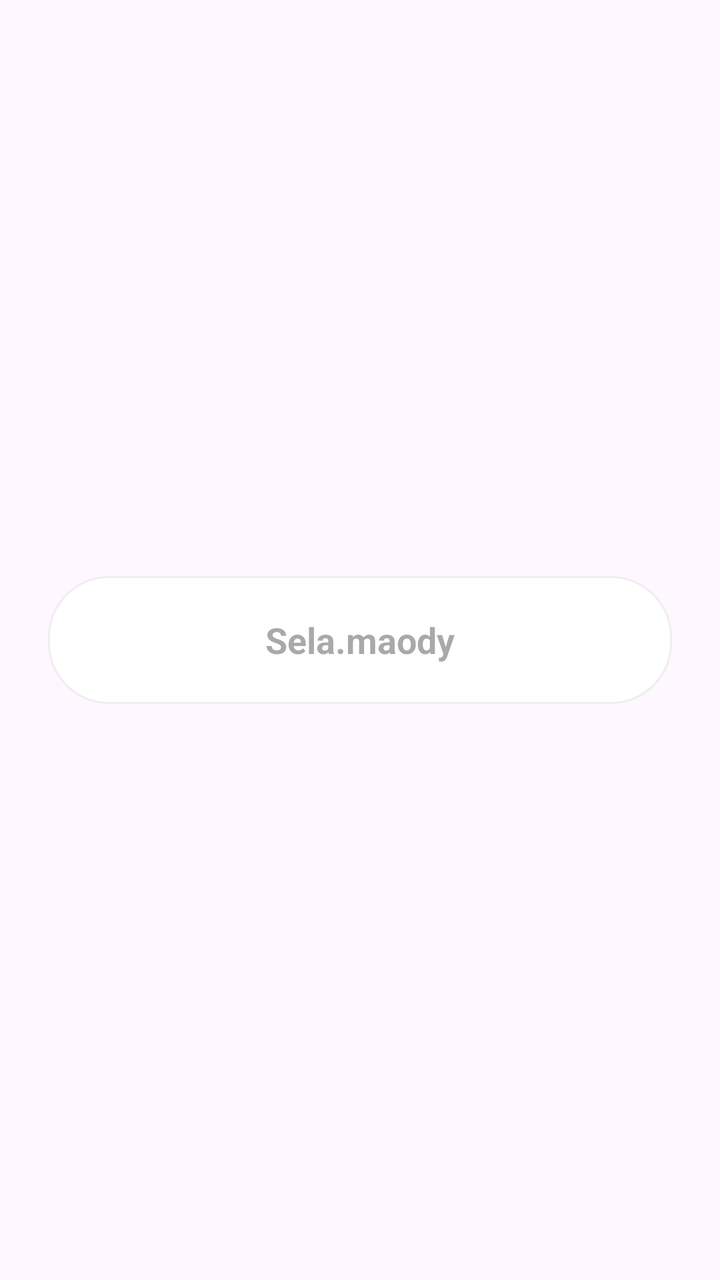
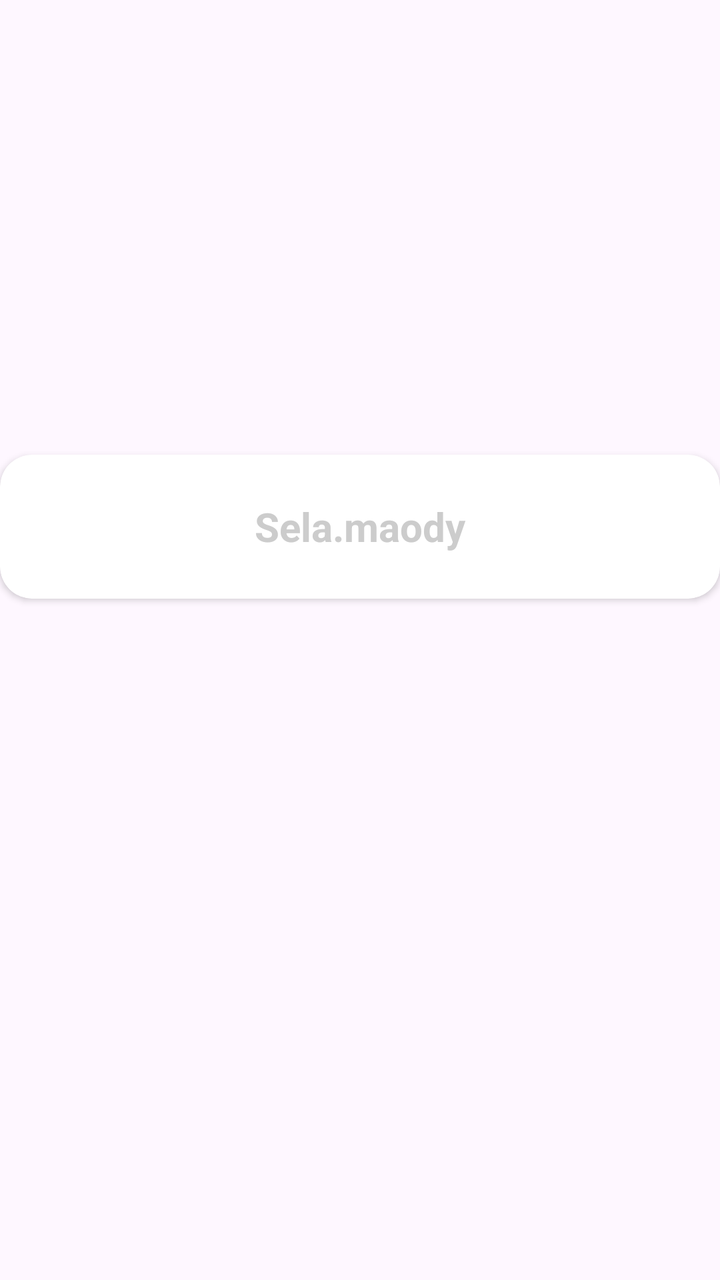

Two renders of the same Android screen: before a commit and after it. Below are the layout's source before the change and the commit's diff.
<!-- AndroidManifest.xml: application theme Theme.TrackerSiklusMenstruasi -->
<!-- res/layout/view_setup_name.xml -->
<?xml version="1.0" encoding="utf-8"?>
<LinearLayout xmlns:android="http://schemas.android.com/apk/res/android"
    android:layout_width="match_parent"
    android:layout_height="match_parent"
    android:gravity="center"
    android:orientation="vertical"
    android:padding="24dp">

    <EditText
        android:id="@+id/etName"
        android:layout_width="match_parent"
        android:layout_height="64dp"
        android:background="@drawable/bg_input_capsule"
        android:gravity="center"
        android:hint="Sela.maody"
        android:inputType="textPersonName"
        android:paddingHorizontal="24dp"
        android:textSize="18sp"
        android:textColor="@color/black"
        android:textStyle="bold"
        android:autofillHints="name" />

</LinearLayout>
<!-- resources referenced by this layout -->
<resources>
  <color name="black">#111111</color>
  <!-- drawable bg_input_capsule (drawable) -->
  <?xml version="1.0" encoding="utf-8"?>
  <shape xmlns:android="http://schemas.android.com/apk/res/android">
      <solid android:color="@android:color/white" />
      <stroke
          android:width="1dp"
          android:color="@color/stroke" />
      <corners android:radius="30dp" />
  </shape>
  <style name="Theme.TrackerSiklusMenstruasi" parent="Base.Theme.TrackerSiklusMenstruasi">
          
          <item name="android:editTextColor">@color/pink_main</item>
          <item name="android:textColorPrimary">@color/pink_main</item>
      </style>
  <color name="stroke">#EEEEEE</color>
  <style name="Base.Theme.TrackerSiklusMenstruasi" parent="Theme.Material3.DayNight.NoActionBar">
          
          <item name="colorPrimary">@color/pink_main</item>
          <item name="colorControlNormal">@color/pink_main</item>
      </style>
  <color name="pink_main">#FF5C7A</color>
</resources>

<!-- the commit's change to res/layout/view_setup_name.xml (unified diff, before → after) -->
@@ -1,23 +1,34 @@
 <?xml version="1.0" encoding="utf-8"?>
-<LinearLayout xmlns:android="http://schemas.android.com/apk/res/android"
+<androidx.constraintlayout.widget.ConstraintLayout xmlns:android="http://schemas.android.com/apk/res/android"
+    xmlns:app="http://schemas.android.com/apk/res-auto"
     android:layout_width="match_parent"
-    android:layout_height="match_parent"
-    android:gravity="center"
-    android:orientation="vertical"
-    android:padding="24dp">
+    android:layout_height="match_parent">
 
-    <EditText
-        android:id="@+id/etName"
+    <androidx.cardview.widget.CardView
         android:layout_width="match_parent"
-        android:layout_height="64dp"
-        android:background="@drawable/bg_input_capsule"
-        android:gravity="center"
-        android:hint="Sela.maody"
-        android:inputType="textPersonName"
-        android:paddingHorizontal="24dp"
-        android:textSize="18sp"
-        android:textColor="@color/black"
-        android:textStyle="bold"
-        android:autofillHints="name" />
+        android:layout_height="72dp"
+        app:cardBackgroundColor="@color/white"
+        app:cardCornerRadius="16dp"
+        app:cardElevation="2dp"
+        app:layout_constraintBottom_toBottomOf="parent"
+        app:layout_constraintTop_toTopOf="parent"
+        app:layout_constraintVertical_bias="0.4">
 
-</LinearLayout>
+        <EditText
+            android:id="@+id/etName"
+            android:layout_width="match_parent"
+            android:layout_height="match_parent"
+            android:background="@android:color/transparent"
+            android:gravity="center"
+            android:hint="Sela.maody"
+            android:importantForAutofill="no"
+            android:inputType="textPersonName"
+            android:paddingHorizontal="24dp"
+            android:textColor="@color/black"
+            android:textColorHint="#CCCCCC"
+            android:textSize="20sp"
+            android:textStyle="bold" />
+
+    </androidx.cardview.widget.CardView>
+
+</androidx.constraintlayout.widget.ConstraintLayout>
<!-- resource entries referenced after the edit -->
@@ -1,21 +1,16 @@
 <!-- resources referenced by this layout -->
 <resources>
   <color name="black">#111111</color>
-  <!-- drawable bg_input_capsule (drawable) -->
-  <?xml version="1.0" encoding="utf-8"?>
-  <shape xmlns:android="http://schemas.android.com/apk/res/android">
-      <solid android:color="@android:color/white" />
-      <stroke
-          android:width="1dp"
-          android:color="@color/stroke" />
-      <corners android:radius="30dp" />
-  </shape>
+  <color name="white">#FFFFFF</color>
   <style name="Theme.TrackerSiklusMenstruasi" parent="Base.Theme.TrackerSiklusMenstruasi">
           
           <item name="android:editTextColor">@color/pink_main</item>
           <item name="android:textColorPrimary">@color/pink_main</item>
+          <item name="android:navigationBarColor">@android:color/transparent</item>
+          <item name="android:windowTranslucentNavigation">true</item>
+          <item name="android:statusBarColor">@android:color/transparent</item>
+          <item name="android:windowLightStatusBar">true</item>
       </style>
-  <color name="stroke">#EEEEEE</color>
   <style name="Base.Theme.TrackerSiklusMenstruasi" parent="Theme.Material3.DayNight.NoActionBar">
           
           <item name="colorPrimary">@color/pink_main</item>
